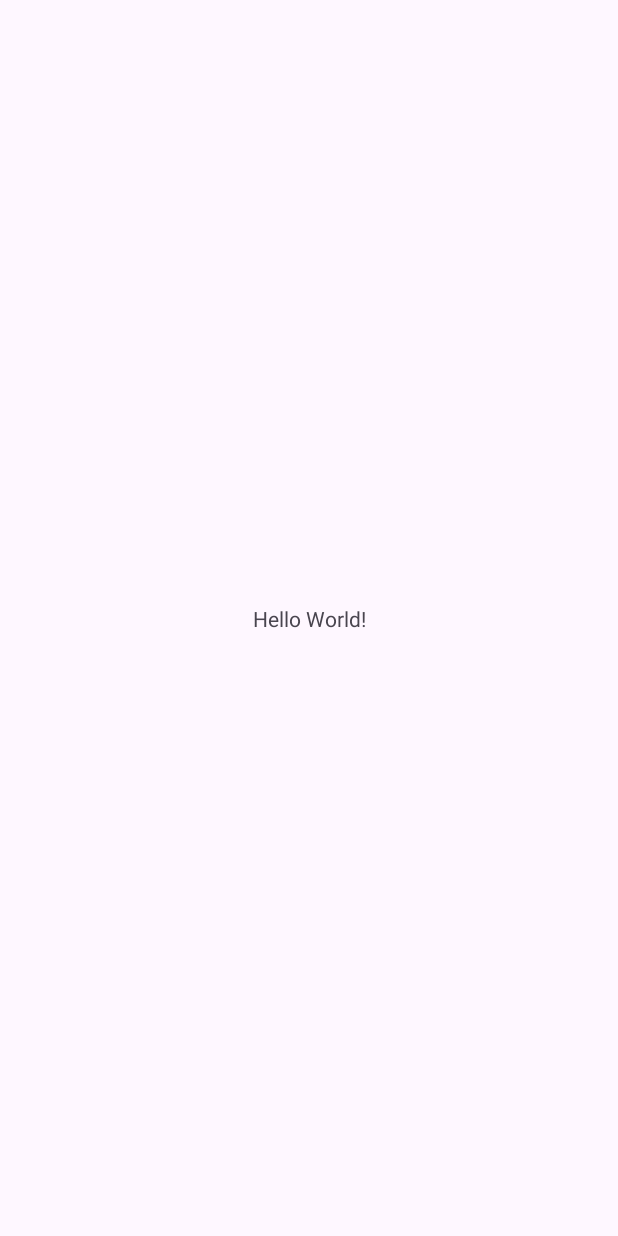
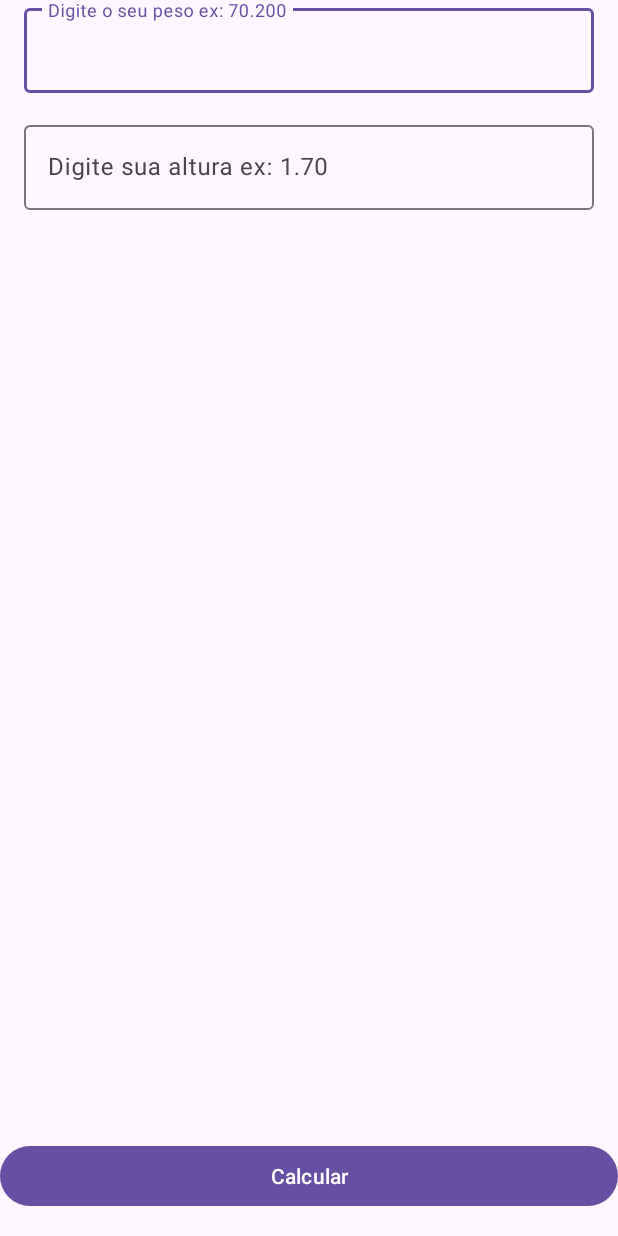
Before and after one commit to julianaviegaz/Calculadora-IMC, an Android app: the screen it shows after launch (MainActivity), on a phone screen of 412 x 824 dp. Before the commit the screen is almost empty. Run offline under Robolectric (Android 15) with nearby library versions, the phone set to English and light mode, and no system bars.

Commit message:
Tela inicial

```diff
--- a/app/src/main/java/com/comunidadedevspace/imc/MainActivity.kt
+++ b/app/src/main/java/com/comunidadedevspace/imc/MainActivity.kt
@@ -2,10 +2,30 @@ package com.comunidadedevspace.imc
 
 import androidx.appcompat.app.AppCompatActivity
 import android.os.Bundle
+import android.widget.Button
+import com.google.android.material.textfield.TextInputEditText
 
 class MainActivity : AppCompatActivity() {
     override fun onCreate(savedInstanceState: Bundle?) {
         super.onCreate(savedInstanceState)
         setContentView(R.layout.activity_main)
+
+
+        // recuperar os componentes EditText
+        // criar uma variavel e associar o componente de UI<EditText>
+        // recuperar botao da tela
+
+        val edtPeso = findViewById<TextInputEditText>(R.id.edt_peso)
+        val edtAltura = findViewById<TextInputEditText>(R.id.edt_altura)
+
+        val btnCalcular = findViewById<Button>(R.id.btn_calcular)
+
+        btnCalcular.setOnClickListener {
+            val peso = edtPeso.text
+            val altura = edtAltura.text
+
+
+        }
+
     }
 }
--- a/app/src/main/res/layout/activity_main.xml
+++ b/app/src/main/res/layout/activity_main.xml
@@ -6,13 +6,45 @@
     android:layout_height="match_parent"
     tools:context=".MainActivity">
 
-    <TextView
-        android:layout_width="wrap_content"
+
+    <Button
+        android:id="@+id/btn_calcular"
+        android:layout_width="match_parent"
         android:layout_height="wrap_content"
-        android:text="Hello World!"
+        android:layout_marginBottom="16dp"
+        android:text="Calcular"
         app:layout_constraintBottom_toBottomOf="parent"
         app:layout_constraintEnd_toEndOf="parent"
-        app:layout_constraintStart_toStartOf="parent"
-        app:layout_constraintTop_toTopOf="parent" />
+        app:layout_constraintStart_toStartOf="parent" />
+
+    <com.google.android.material.textfield.TextInputLayout
+        android:id="@+id/textInputLayout"
+        android:layout_width="match_parent"
+        android:layout_height="wrap_content"
+        android:layout_margin="16dp"
+        tools:layout_editor_absoluteX="1dp"
+        tools:layout_editor_absoluteY="18dp">
+
+        <com.google.android.material.textfield.TextInputEditText
+            android:id="@+id/edt_peso"
+            android:layout_width="match_parent"
+            android:layout_height="wrap_content"
+            android:hint="Digite o seu peso ex: 70.200"
+            android:inputType="numberDecimal" />
+    </com.google.android.material.textfield.TextInputLayout>
+
+    <com.google.android.material.textfield.TextInputLayout
+        android:layout_width="match_parent"
+        android:layout_margin="16dp"
+        android:layout_height="wrap_content"
+        app:layout_constraintTop_toBottomOf="@+id/textInputLayout"
+        tools:layout_editor_absoluteX="0dp">
+
+        <com.google.android.material.textfield.TextInputEditText
+            android:id="@+id/edt_altura"
+            android:layout_width="match_parent"
+            android:layout_height="wrap_content"
+            android:hint="Digite sua altura ex: 1.70" />
+    </com.google.android.material.textfield.TextInputLayout>
 
 </androidx.constraintlayout.widget.ConstraintLayout>
--- a/build.gradle.kts
+++ b/build.gradle.kts
@@ -1,5 +1,5 @@
 // Top-level build file where you can add configuration options common to all sub-projects/modules.
 plugins {
-    id("com.android.application") version "8.1.2" apply false
+    id("com.android.application") version "8.9.0" apply false
     id("org.jetbrains.kotlin.android") version "1.9.0" apply false
 }
```
Also changed, not shown: gradle/wrapper/gradle-wrapper.properties, 3 other files.
